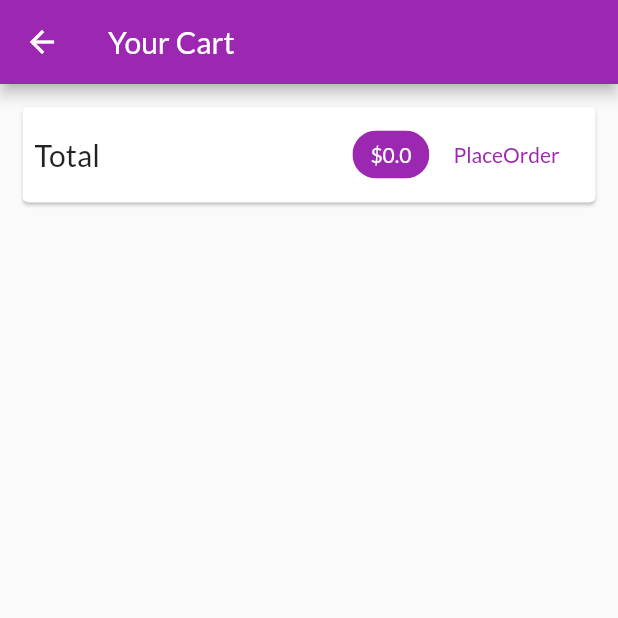
After one commit to Neeraj-Palliyali/ShoppingApp, a Flutter app: the CartScreen screen opened by its route, on a phone screen of 412 x 824 dp, the top half of it. The commit adds this screen. Run offline on Flutter 3.47's test engine with Material 2 defaults, Android fonts, the phone set to English and light mode, and no system bars; network calls fail.

Commit message:
Simple_Cart

```diff
--- a/lib/main.dart
+++ b/lib/main.dart
@@ -3,7 +3,7 @@ import 'package:ShoppingApp/screens/product_detail_screen.dart';
 import 'package:ShoppingApp/screens/products_overview_screen.dart';
 import 'providers/products_provider.dart';
 import 'package:provider/provider.dart';
-
+import 'screens/cart_screen.dart';
 import 'package:flutter/material.dart';
 
 void main() {
@@ -34,7 +34,8 @@ class MyApp extends StatelessWidget {
           home: ProductsOverviewScreen(),
           debugShowCheckedModeBanner: false,
           routes: {
-            ProductDetailScreen.routeName: (ctx) => ProductDetailScreen()
+            ProductDetailScreen.routeName: (ctx) => ProductDetailScreen(),
+            CartScreen.routeName:(ctx)=>CartScreen()
           },
         ));
   }
--- a/lib/providers/cart.dart
+++ b/lib/providers/cart.dart
@@ -20,7 +20,13 @@ class Cart with ChangeNotifier {
     return {..._items};
   }
 
-
+  double get totalAmount{
+    double total=0;
+    _items.forEach((key, cartItem) {
+      total+= cartItem.price * cartItem.quantity;
+    });
+    return total;
+  }
   int get itemCount{
     return _items.length;
 
@@ -51,5 +57,9 @@ class Cart with ChangeNotifier {
     }
     notifyListeners();
   }
+ void removeItem(String productId){
+   _items.remove(productId);
+   notifyListeners();
+ }
 
 }
--- /dev/null
+++ b/lib/screens/cart_screen.dart
@@ -0,0 +1,66 @@
+import 'package:ShoppingApp/providers/cart.dart' show Cart;
+import 'package:ShoppingApp/widgets/cart_Item.dart';
+import 'package:flutter/material.dart';
+import 'package:provider/provider.dart';
+
+class CartScreen extends StatelessWidget {
+  static const routeName = '/cart';
+  @override
+  Widget build(BuildContext context) {
+    final cart = Provider.of<Cart>(context);
+    return Scaffold(
+      appBar: AppBar(
+        title: Text('Your Cart'),
+      ),
+      body: Column(
+        children: [
+          Card(
+            margin: EdgeInsets.all(15),
+            child: Padding(
+              padding: EdgeInsets.all(8),
+              child: Row(
+                mainAxisAlignment: MainAxisAlignment.spaceBetween,
+                children: [
+                  Text(
+                    "Total",
+                    style: TextStyle(fontSize: 20),
+                  ),
+                  Spacer(),
+                  Chip(
+                    label: Text(
+                      '\$${cart.totalAmount}',
+                      style: TextStyle(
+                          color: Theme.of(context)
+                              .primaryTextTheme
+                              .headline6
+                              .color),
+                    ),
+                    backgroundColor: Theme.of(context).primaryColor,
+                  ),
+                  FlatButton(
+                    child: Text('PlaceOrder'),
+                    textColor: Theme.of(context).primaryColor,
+                    onPressed: () {},
+                  )
+                ],
+              ),
+            ),
+          ),
+          SizedBox(
+            height: 10,
+          ),
+          Expanded(
+            child: ListView.builder(
+                itemCount: cart.itemCount,
+                itemBuilder: (ctx, i) => CartItem(
+                    cart.items.values.toList()[i].id,
+                    cart.items.keys.toList()[i],
+                    cart.items.values.toList()[i].price,
+                    cart.items.values.toList()[i].quantity,
+                    cart.items.values.toList()[i].title)),
+          )
+        ],
+      ),
+    );
+  }
+}
--- a/lib/screens/products_overview_screen.dart
+++ b/lib/screens/products_overview_screen.dart
@@ -1,6 +1,7 @@
 import 'package:flutter/material.dart';
 import 'package:ShoppingApp/widgets/productsGrid.dart';
 import 'package:ShoppingApp/widgets/badge.dart';
+import 'package:ShoppingApp/screens/cart_screen.dart';
 import 'package:ShoppingApp/providers/cart.dart';
 import 'package:provider/provider.dart';
 
@@ -44,7 +45,9 @@ class _ProductsOverviewScreenState extends State<ProductsOverviewScreen> {
           ),
           Consumer<Cart>(
             builder: (_, cart, ch) => Badge(child: ch, value: cart.itemCount.toString()),
-            child: IconButton(icon: Icon(Icons.shopping_cart), onPressed: (){}),
+            child: IconButton(icon: Icon(Icons.shopping_cart), onPressed: (){
+              Navigator.of(context).pushNamed(CartScreen.routeName);
+            }),
           ),
         ],
       ),
```
Also changed, not shown: lib/screens/product_detail_screen.dart (+34 -2 lines), lib/widgets/cart_Item.dart (added, +58 -0 lines).
